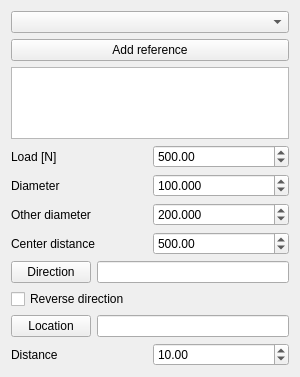
Qt form src/Mod/Fem/Gui/TaskFemConstraint.ui (southseact-3d/fcd) before a commit.
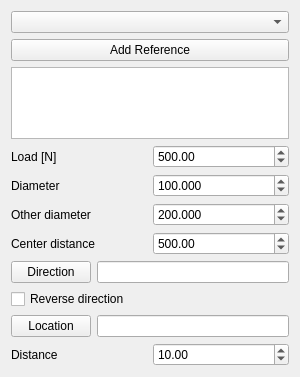
The same form after that commit.

```diff
--- a/src/Mod/Fem/Gui/TaskFemConstraint.ui
+++ b/src/Mod/Fem/Gui/TaskFemConstraint.ui
@@ -20,7 +20,7 @@
    <item>
     <widget class="QPushButton" name="buttonReference">
      <property name="text">
-      <string>Add reference</string>
+      <string>Add Reference</string>
      </property>
     </widget>
    </item>
```
